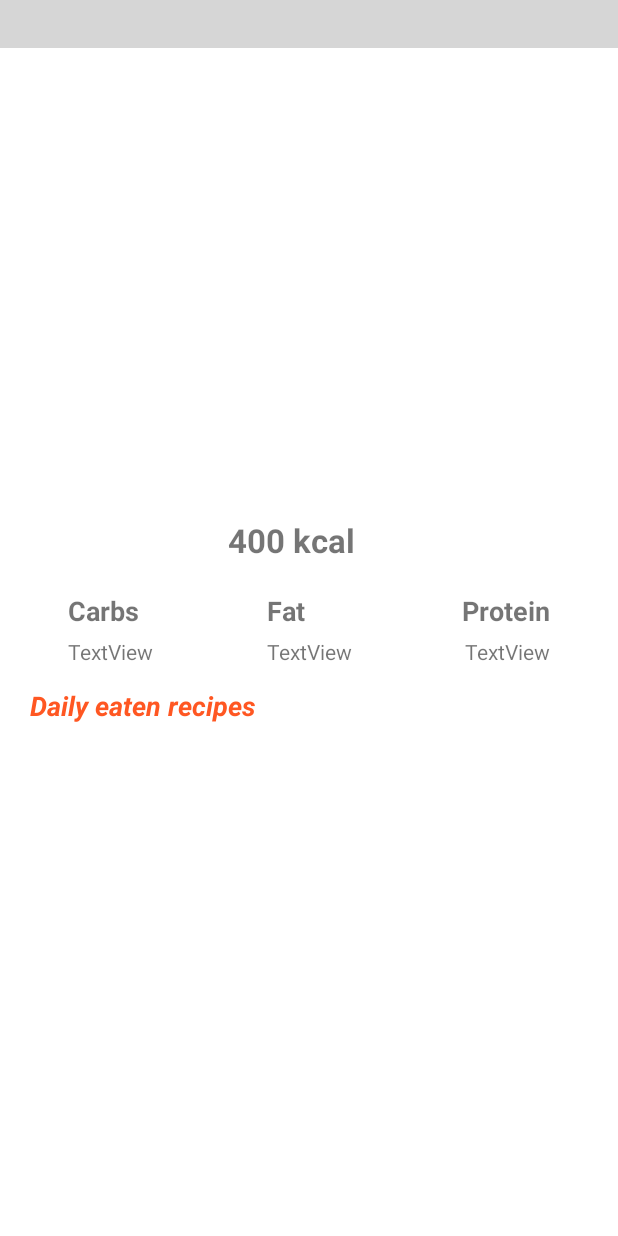
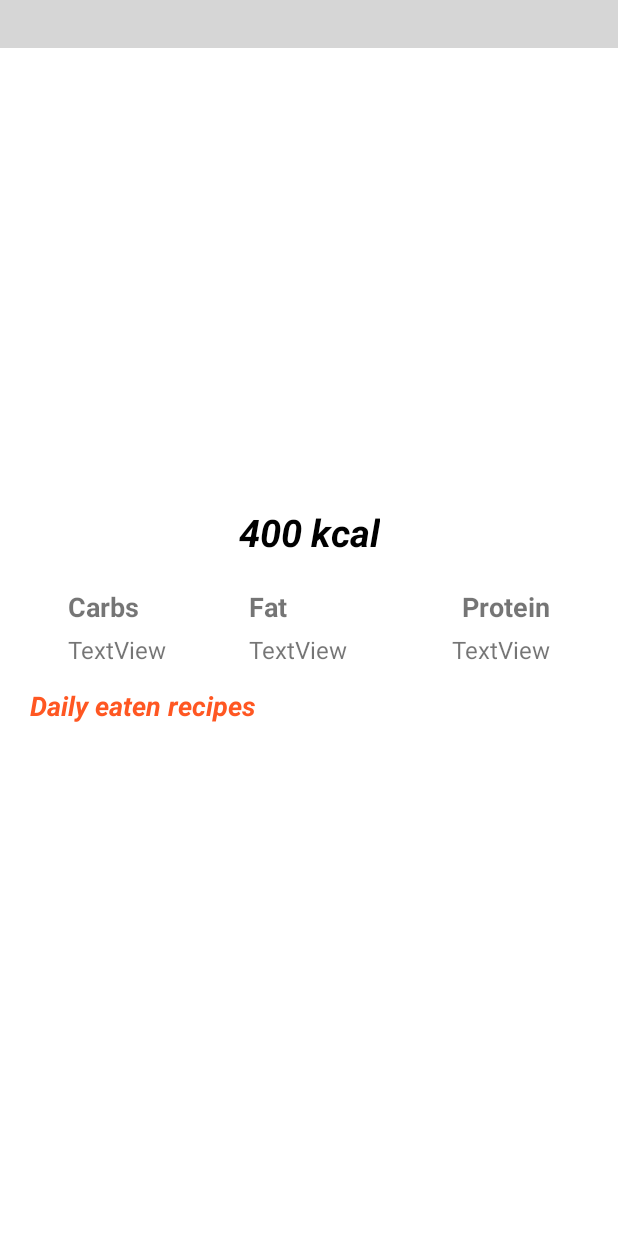
Before and after one commit to AliMalla/Cure, an Android app: the layout fragment_home.xml on its own in the app's theme, with its tools: preview values and no code run, on a phone screen of 412 x 824 dp. Run offline under Robolectric (Android 15) with nearby library versions, the phone set to English and light mode, and no system bars; plain views replace HorizontalCalendarView; grey boxes are pictures that could not be loaded.

Commit message:
Fix layout

```diff
--- a/Cure/app/src/main/res/layout/fragment_home.xml
+++ b/Cure/app/src/main/res/layout/fragment_home.xml
@@ -28,6 +28,7 @@
         android:layout_marginStart="45dp"
         android:layout_marginBottom="50dp"
         android:text="TextView"
+        android:textSize="16sp"
         app:layout_constraintBottom_toTopOf="@+id/linearLayout"
         app:layout_constraintStart_toStartOf="parent" />
 
@@ -36,9 +37,10 @@
         android:layout_width="wrap_content"
         android:layout_height="wrap_content"
         android:layout_marginStart="60dp"
-        android:layout_marginEnd="60dp"
+        android:layout_marginEnd="75dp"
         android:layout_marginBottom="50dp"
         android:text="TextView"
+        android:textSize="16sp"
         app:layout_constraintBottom_toTopOf="@+id/linearLayout"
         app:layout_constraintEnd_toStartOf="@+id/totalDailyProtein"
         app:layout_constraintStart_toEndOf="@+id/totalDailyCarbs" />
@@ -50,6 +52,7 @@
         android:layout_marginEnd="45dp"
         android:layout_marginBottom="50dp"
         android:text="TextView"
+        android:textSize="16sp"
         app:layout_constraintBottom_toTopOf="@+id/linearLayout"
         app:layout_constraintEnd_toEndOf="parent" />
 
@@ -57,13 +60,16 @@
         android:id="@+id/totalDailyCalories"
         android:layout_width="wrap_content"
         android:layout_height="wrap_content"
-        android:layout_marginEnd="175dp"
+        android:layout_marginStart="159dp"
+        android:layout_marginEnd="159dp"
         android:layout_marginBottom="50dp"
         android:text="400 kcal"
-        android:textSize="22sp"
-        android:textStyle="bold"
+        android:textColor="#000000"
+        android:textSize="25sp"
+        android:textStyle="bold|italic"
         app:layout_constraintBottom_toTopOf="@+id/totalDailyFat"
-        app:layout_constraintEnd_toEndOf="parent" />
+        app:layout_constraintEnd_toEndOf="parent"
+        app:layout_constraintStart_toStartOf="parent" />
 
     <TextView
         android:id="@+id/textView5"
--- a/Cure/app/src/main/res/layout/fragment_notifications.xml
+++ b/Cure/app/src/main/res/layout/fragment_notifications.xml
@@ -22,4 +22,5 @@
         app:layout_constraintTop_toTopOf="parent"
         app:layout_constraintVertical_bias="0.507" />
 
+
 </androidx.constraintlayout.widget.ConstraintLayout>
```
